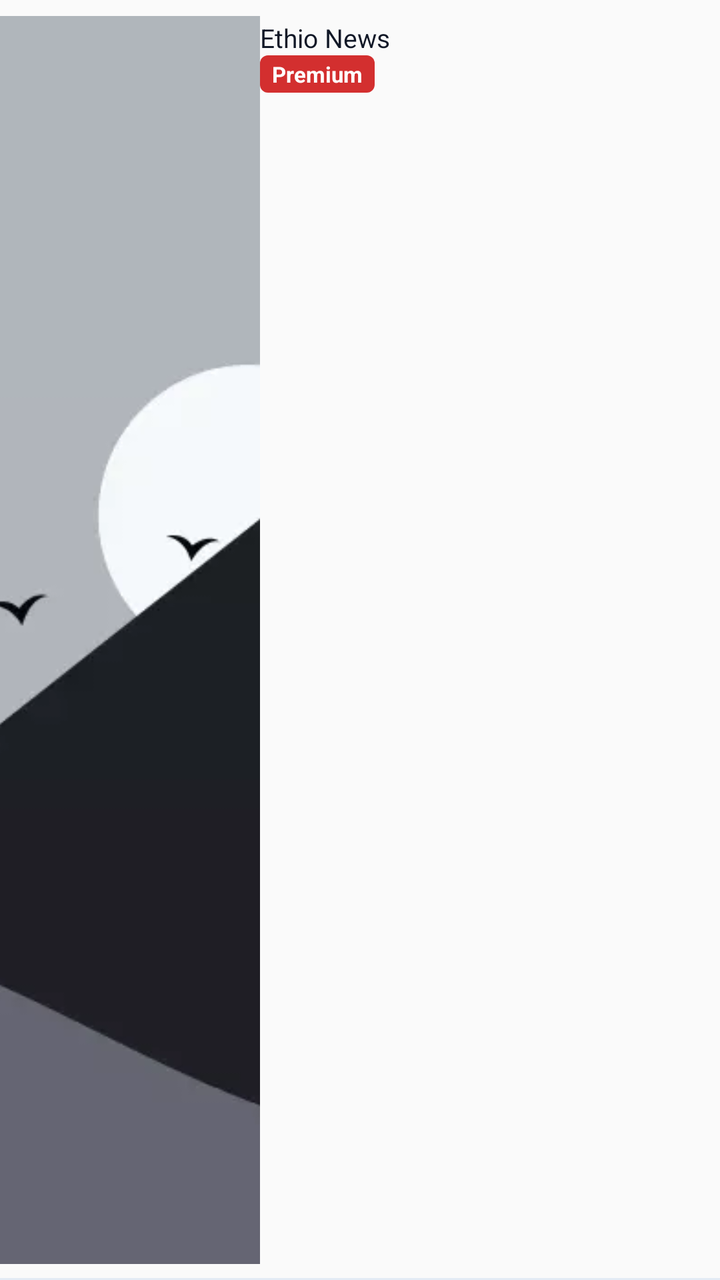
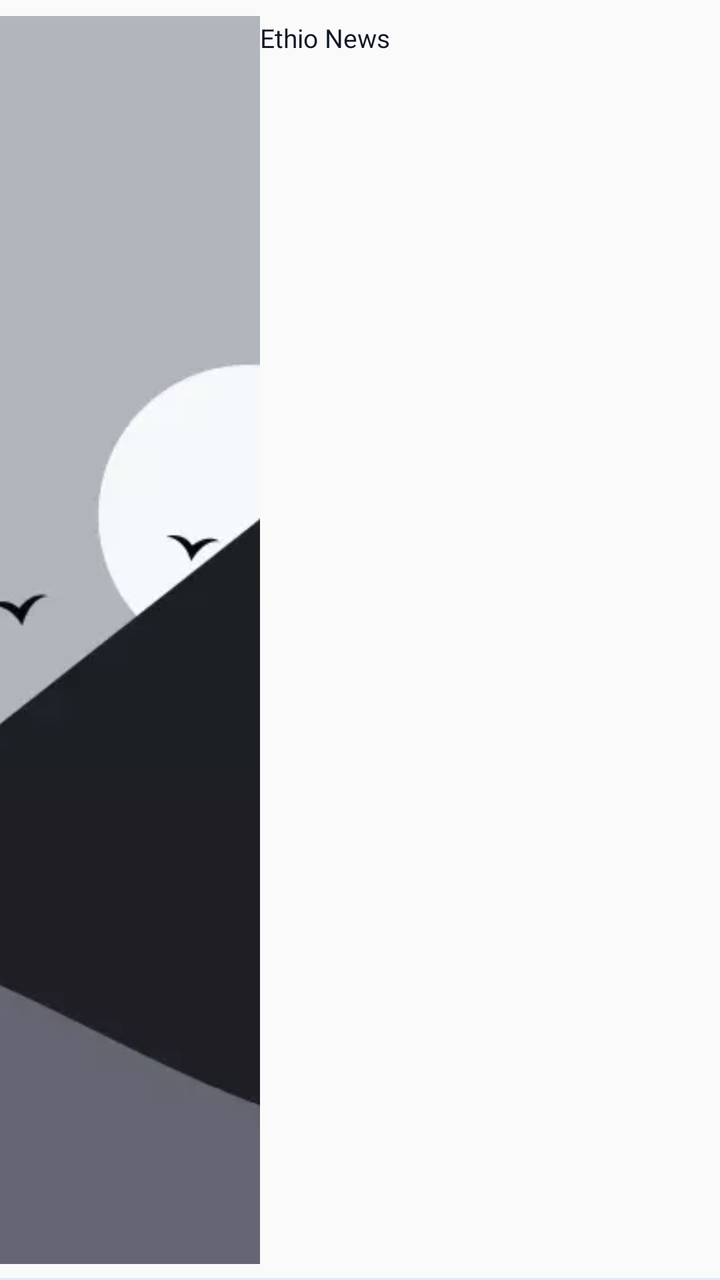

Before-and-after screenshots of an Android layout around one commit, followed by the original layout XML and the change that was made.
<!-- AndroidManifest.xml: application theme AppTheme -->
<!-- res/layout/row_similar_v.xml -->
<?xml version="1.0" encoding="utf-8"?>
<RelativeLayout xmlns:android="http://schemas.android.com/apk/res/android"
    xmlns:app="http://schemas.android.com/apk/res-auto"
    android:layout_width="match_parent"
    android:layout_height="@dimen/_100sdp"
    android:background="?attr/selectableItemBackground">

    <ImageView
        android:id="@+id/iv_similar_img"
        android:layout_width="@dimen/_130sdp"
        android:layout_height="match_parent"
        android:layout_centerVertical="true"
        android:padding="@dimen/_8sdp"
        android:scaleType="centerCrop"
        android:src="@drawable/material_design_default"
        app:hv_border_color="?ns_border"
        app:hv_border_width="@dimen/_1sdp"
        app:hv_corner_radius="@dimen/_2sdp" />

    <TextView
        android:id="@+id/tv_similar_text"
        android:layout_width="match_parent"
        android:layout_height="wrap_content"
        android:layout_marginTop="@dimen/_10ssp"
        android:layout_marginEnd="@dimen/_10ssp"
        android:layout_toEndOf="@+id/iv_similar_img"
        android:text="@string/app_name"
        android:textAlignment="viewStart"
        android:textColor="?ns_title"
        android:textSize="@dimen/_13ssp" />

    <TextView
        android:id="@+id/tv_similar_pre"
        android:layout_width="wrap_content"
        android:layout_height="wrap_content"
        android:layout_below="@+id/tv_similar_text"
        android:layout_toEndOf="@+id/iv_similar_img"
        android:background="@drawable/bg_live_tag"
        android:layoutDirection="ltr"
        android:paddingStart="@dimen/_6sdp"
        android:paddingEnd="@dimen/_6sdp"
        android:paddingTop="@dimen/_2sdp"
        android:paddingBottom="@dimen/_2sdp"
        android:text="@string/premium"
        android:textColor="@color/white"
        android:textSize="@dimen/_11ssp"
        android:textStyle="bold" />

    <View
        android:layout_width="match_parent"
        android:layout_height="@dimen/_1sdp"
        android:layout_alignParentBottom="true"
        android:background="?ns_border" />

</RelativeLayout>
<!-- resources referenced by this layout -->
<resources>
  <color name="white">#FFFFFFFF</color>
  <dimen name="_100sdp">100dp</dimen>
  <dimen name="_10ssp">10sp</dimen>
  <dimen name="_11ssp">11sp</dimen>
  <dimen name="_130sdp">130dp</dimen>
  <dimen name="_13ssp">13sp</dimen>
  <dimen name="_1sdp">1dp</dimen>
  <dimen name="_2sdp">2dp</dimen>
  <dimen name="_6sdp">6dp</dimen>
  <dimen name="_8sdp">8dp</dimen>
  <!-- drawable bg_live_tag (drawable) -->
  <?xml version="1.0" encoding="utf-8"?>
  <shape xmlns:android="http://schemas.android.com/apk/res/android"
      android:shape="rectangle">
  
      <solid android:color="@color/news_live_red" />
      <corners android:radius="@dimen/_4sdp" />
  
  </shape>
  <!-- drawable material_design_default: webp bitmap (drawable-xxhdpi, 8526 bytes) -->
  <string name="app_name">Ethio News</string>
  <string name="premium">Premium</string>
  <style name="AppTheme" parent="Theme.MaterialComponents.DayNight.NoActionBar">
          <item name="colorPrimary">@color/ns_classic_primary</item>
          <item name="colorPrimaryDark">@color/ethio_red_dark</item>
          <item name="colorAccent">@color/ns_classic_primary</item>
          
          <item name="android:windowBackground">@color/ns_classic_bg</item>
          
          <item name="android:windowOptOutEdgeToEdgeEnforcement" tools:targetApi="35">true</item>
          
          <item name="android:windowDrawsSystemBarBackgrounds">true</item>
          <item name="android:statusBarColor">@android:color/white</item>
          <item name="android:windowLightStatusBar" tools:targetApi="23">true</item>
          <item name="android:navigationBarColor">?android:colorBackground</item>
          
          <item name="colorControlNormal">@color/ns_classic_body_dark</item>
          
          <item name="ns_primary">@color/ns_classic_primary</item>
          <item name="ns_primary_sub">@color/ns_classic_primary_sub</item>
          <item name="ns_bg">@color/ns_classic_bg</item>
          <item name="ns_bg_sub">@color/ns_classic_bg_sub</item>
          <item name="ns_bg_dark">@color/ns_classic_body_dark</item>
          <item name="ns_title">@color/ns_classic_title</item>
          <item name="ns_title_sub">@color/ns_classic_title_sub</item>
          <item name="ns_border">@color/ns_classic_border</item>
          <item name="ns_dialog_bg">@color/ns_classic_bg</item>
          <item name="ns_dialog_bg_sub">@color/ns_classic_bg_sub</item>
          <item name="ns_icon_color">@color/ns_classic_title</item>
          <item name="ns_white">@color/white</item>
          <item name="ns_icon_back">@drawable/ic_arrow_left</item>
      </style>
  <color name="news_live_red">#D32F2F</color>
  <dimen name="_4sdp">4dp</dimen>
  <color name="ns_classic_primary">#1565C0</color>
  <color name="ethio_red_dark">#0D47A1</color>
  <color name="ns_classic_bg">#FAFAFA</color>
  <color name="ns_classic_body_dark">#000000</color>
  <color name="ns_classic_primary_sub">#261565C0</color>
  <color name="ns_classic_bg_sub">#F0F4FA</color>
  <color name="ns_classic_title">#111827</color>
  <color name="ns_classic_title_sub">#6B7280</color>
  <color name="ns_classic_border">#1A1565C0</color>
  <!-- drawable ic_arrow_left (drawable) -->
  <?xml version="1.0" encoding="utf-8"?>
  <vector xmlns:android="http://schemas.android.com/apk/res/android"
      android:width="@dimen/_24sdp"
      android:height="@dimen/_24sdp"
      android:viewportWidth="24"
      android:viewportHeight="24">
    <path
        android:pathData="M11.1,7.94L8.48,10.56C7.71,11.33 7.71,12.59 8.48,13.36L15,19.87"
        android:strokeLineJoin="round"
        android:strokeWidth="1.5"
        android:fillColor="#00000000"
        android:strokeColor="#292D32"
        android:strokeLineCap="round"/>
    <path
        android:pathData="M15,4.04L13.96,5.08"
        android:strokeLineJoin="round"
        android:strokeWidth="1.5"
        android:fillColor="#00000000"
        android:strokeColor="#292D32"
        android:strokeLineCap="round"/>
  </vector>
  <dimen name="_24sdp">24dp</dimen>
</resources>

<!-- the commit's change to res/layout/row_similar_v.xml (unified diff, before → after) -->
@@ -29,23 +29,6 @@
         android:textColor="?ns_title"
         android:textSize="@dimen/_13ssp" />
 
-    <TextView
-        android:id="@+id/tv_similar_pre"
-        android:layout_width="wrap_content"
-        android:layout_height="wrap_content"
-        android:layout_below="@+id/tv_similar_text"
-        android:layout_toEndOf="@+id/iv_similar_img"
-        android:background="@drawable/bg_live_tag"
-        android:layoutDirection="ltr"
-        android:paddingStart="@dimen/_6sdp"
-        android:paddingEnd="@dimen/_6sdp"
-        android:paddingTop="@dimen/_2sdp"
-        android:paddingBottom="@dimen/_2sdp"
-        android:text="@string/premium"
-        android:textColor="@color/white"
-        android:textSize="@dimen/_11ssp"
-        android:textStyle="bold" />
-
     <View
         android:layout_width="match_parent"
         android:layout_height="@dimen/_1sdp"
<!-- resource entries referenced after the edit -->
@@ -3,25 +3,13 @@
   <color name="white">#FFFFFFFF</color>
   <dimen name="_100sdp">100dp</dimen>
   <dimen name="_10ssp">10sp</dimen>
-  <dimen name="_11ssp">11sp</dimen>
   <dimen name="_130sdp">130dp</dimen>
   <dimen name="_13ssp">13sp</dimen>
   <dimen name="_1sdp">1dp</dimen>
   <dimen name="_2sdp">2dp</dimen>
-  <dimen name="_6sdp">6dp</dimen>
   <dimen name="_8sdp">8dp</dimen>
-  <!-- drawable bg_live_tag (drawable) -->
-  <?xml version="1.0" encoding="utf-8"?>
-  <shape xmlns:android="http://schemas.android.com/apk/res/android"
-      android:shape="rectangle">
-  
-      <solid android:color="@color/news_live_red" />
-      <corners android:radius="@dimen/_4sdp" />
-  
-  </shape>
   <!-- drawable material_design_default: webp bitmap (drawable-xxhdpi, 8526 bytes) -->
   <string name="app_name">Ethio News</string>
-  <string name="premium">Premium</string>
   <style name="AppTheme" parent="Theme.MaterialComponents.DayNight.NoActionBar">
           <item name="colorPrimary">@color/ns_classic_primary</item>
           <item name="colorPrimaryDark">@color/ethio_red_dark</item>
@@ -52,8 +40,6 @@
           <item name="ns_white">@color/white</item>
           <item name="ns_icon_back">@drawable/ic_arrow_left</item>
       </style>
-  <color name="news_live_red">#D32F2F</color>
-  <dimen name="_4sdp">4dp</dimen>
   <color name="ns_classic_primary">#1565C0</color>
   <color name="ethio_red_dark">#0D47A1</color>
   <color name="ns_classic_bg">#FAFAFA</color>
